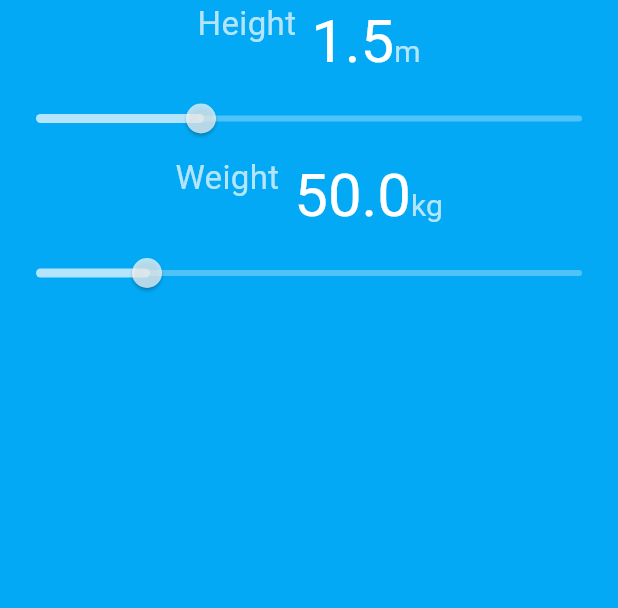
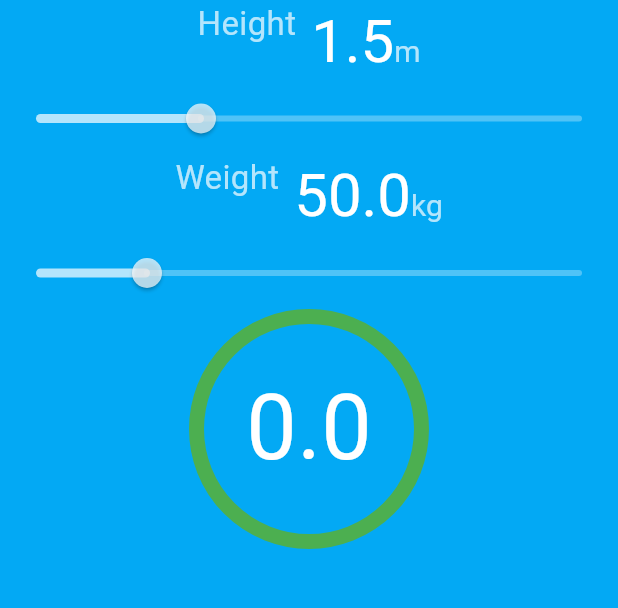
Before and after one commit to infosabbir/bmi_calculator, a Flutter app: the screen it shows after launch, on a phone screen of 412 x 824 dp, the part 84-692 px from its top. Run offline on Flutter 3.47's test engine with Material 3 defaults, Android fonts, the phone set to English and light mode, and no system bars.

Commit message:
animated result created

```diff
--- a/lib/bmi_home.dart
+++ b/lib/bmi_home.dart
@@ -49,6 +49,11 @@ class _BmiHomeState extends State<BmiHome> {
                 weightValue = newValue;
               });
             },
+          ),
+          BmiResult(
+            color: color,
+            bmi: bmi,
+            status: status,
           ),
         ],
       ),
@@ -123,3 +128,53 @@ class BmiSlider extends StatelessWidget {
     );
   }
 }
+
+class BmiResult extends StatelessWidget {
+  final Color color;
+  final double bmi;
+  final String status;
+
+  const BmiResult({
+    super.key,
+    required this.color,
+    required this.bmi,
+    required this.status,
+  });
+
+  @override
+  Widget build(BuildContext context) {
+    return Column(
+      mainAxisAlignment: MainAxisAlignment.center,
+      children: [
+        AnimatedContainer(
+          duration: const Duration(
+            milliseconds: 500,
+          ),
+          alignment: Alignment.center,
+          width: 160,
+          height: 160,
+          decoration: BoxDecoration(
+            shape: BoxShape.circle,
+            border: Border.all(
+              color: color,
+              width: 10,
+            ),
+          ),
+          child: Text(
+            bmi.toStringAsFixed(1),
+            style: txtValueStyle.copyWith(
+              fontSize: 60,
+            ),
+          ),
+        ),
+        Padding(
+          padding: const EdgeInsets.symmetric(vertical: 8.0),
+          child: Text(
+            status,
+            style: txtResultStyle,
+          ),
+        ),
+      ],
+    );
+  }
+}
--- a/lib/constants.dart
+++ b/lib/constants.dart
@@ -10,6 +10,13 @@ const txtValueStyle = TextStyle(
   fontSize: 40,
 );
 
+const txtResultStyle = TextStyle(
+  letterSpacing: 1.2,
+  fontSize: 25,
+  fontWeight: FontWeight.bold,
+  color: Colors.white,
+);
+
 abstract final class BMI {
   static const String underWeightSevere = 'Underweight (Severe thinnes)';
   static const String underWeightModerate = 'Underweight (Moderate thinnes)';
@@ -19,10 +26,11 @@ abstract final class BMI {
   static const String obese_1 = 'Obese (Class I)';
   static const String obese_2 = 'Obese (Class II)';
   static const String obese_3 = 'Obese (Class III)';
-
-
 }
 
 enum BmiUnit {
-  m, ft, kg, lb,
+  m,
+  ft,
+  kg,
+  lb,
 }
```
